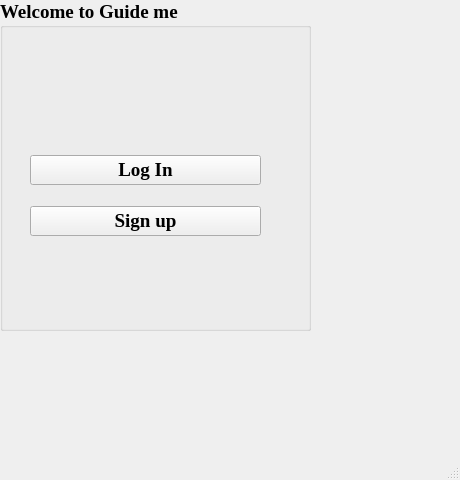
Old version of the form Guide_me/mainwindow.ui in the repository MARIO00410/Guide-Me.
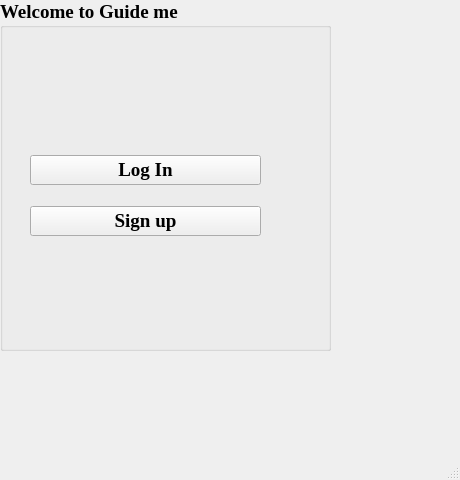
New version of the form.

Patch:
```diff
--- a/Guide_me/mainwindow.ui
+++ b/Guide_me/mainwindow.ui
@@ -26,8 +26,8 @@
      <rect>
       <x>0</x>
       <y>0</y>
-      <width>311</width>
-      <height>331</height>
+      <width>331</width>
+      <height>351</height>
      </rect>
     </property>
     <property name="title">
```
Left out of the diff: 2 changed lines with no effect on the pictures.
